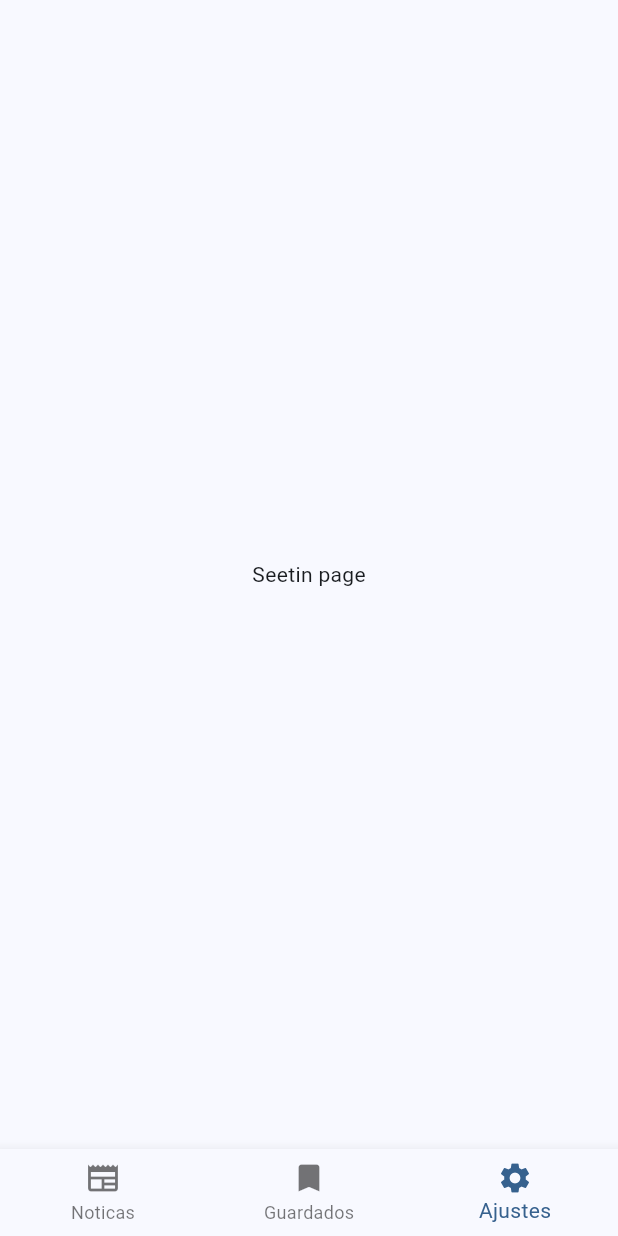
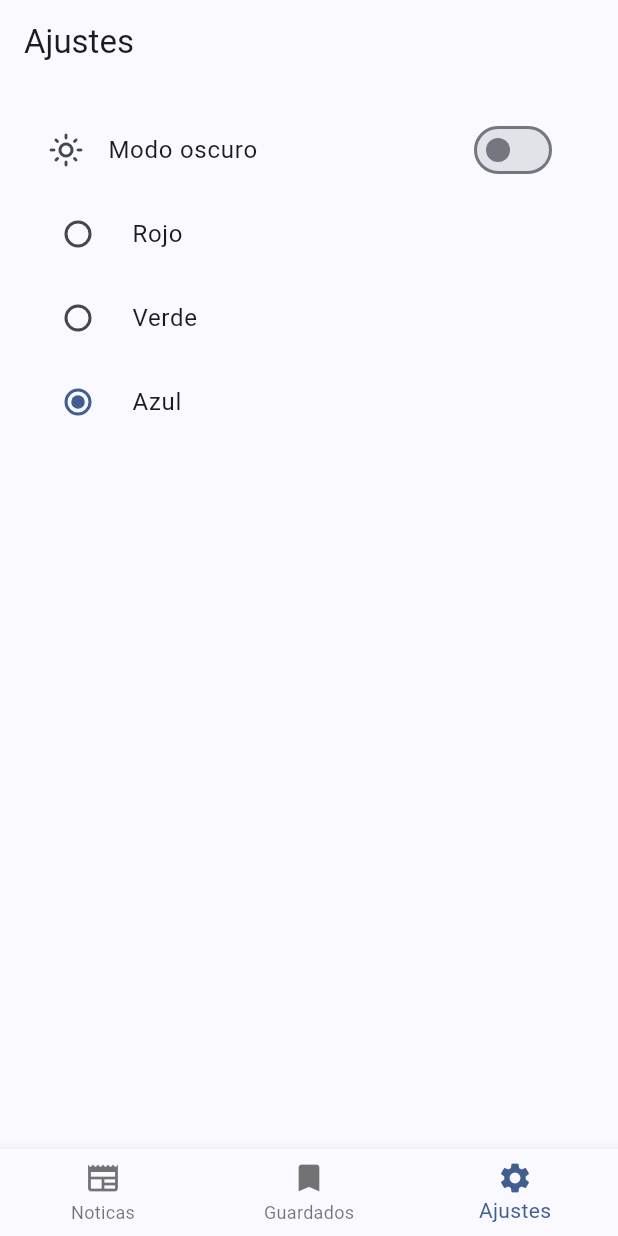
Before and after one commit to neryad/rd_loca_news, a Flutter app: the screen it shows after launch, item 3 of the bottom bar chosen, on a phone screen of 412 x 824 dp. Run offline on Flutter 3.47's test engine with Material 3 defaults, Android fonts, the phone set to English and light mode, and no system bars; drawn by our look-alikes of flutter_animate; our stand-ins replace dio, share_plus, shared_preferences, webview_flutter; network calls fail.

Commit message:
fix with thmes and shred prefrences

```diff
--- a/lib/main.dart
+++ b/lib/main.dart
@@ -1,18 +1,50 @@
 import 'package:flutter/material.dart';
 import 'package:rd_loca_news/homePage/page/home_page.dart';
+import 'package:rd_loca_news/shared/colors.dart';
+import 'package:rd_loca_news/shared/shared_preference.dart';
 
-void main() {
+//??7. Declaracion de prefers
+final prefs = SharedPreference();
+void main() async {
+  //??3. Agreara esto para asegurar que las intacias deWidgetsBinding  este inicializada
+  WidgetsFlutterBinding.ensureInitialized();
+  //??7. poner async y inicalizar prefers
+  await prefs.initPrefes();
   runApp(const MainApp());
 }
 
-class MainApp extends StatelessWidget {
+//??1. Convertir de stales a Stateful
+class MainApp extends StatefulWidget {
   const MainApp({super.key});
+
+  //??1. Funcion para setear de forma general el estado
+  static void stateSet(BuildContext context) {
+    _MainAppState? state = context.findAncestorStateOfType<_MainAppState>();
+    // ignore: invalid_use_of_protected_member
+    state?.setState(() {});
+  }
+
+  @override
+  State<MainApp> createState() => _MainAppState();
+}
+
+class _MainAppState extends State<MainApp> {
+  late Color _selectedColor;
+  @override
+  void initState() {
+    // TODO: implement initState
+    super.initState();
+    //_selectedColor = prefs.appColor;
+  }
 
   @override
   Widget build(BuildContext context) {
+    //??8. dejar preparada la validacion si es modo oscuro o claro
     return MaterialApp(
-      theme:
-          ThemeData(colorScheme: ColorScheme.fromSeed(seedColor: Colors.blue)),
+      theme: ThemeData(
+          colorScheme: ColorScheme.fromSeed(
+              seedColor: prefs.defaultColor,
+              brightness: prefs.darkMode ? Brightness.dark : Brightness.light)),
       home: HomePage(),
     );
   }
--- a/lib/settings/pages/setting_page.dart
+++ b/lib/settings/pages/setting_page.dart
@@ -1,13 +1,78 @@
 import 'package:flutter/material.dart';
+import 'package:rd_loca_news/main.dart';
+import 'package:rd_loca_news/shared/colors.dart';
+import 'package:rd_loca_news/shared/shared_preference.dart';
 
-class SettingPages extends StatelessWidget {
+//??9. Convertir esto a stateFull
+class SettingPages extends StatefulWidget {
   const SettingPages({super.key});
 
   @override
+  State<SettingPages> createState() => variables();
+}
+
+class variables extends State<SettingPages> {
+  //??10. Crear varibles para darke mode y preferecias
+
+  bool isDarkMode = false;
+  SharedPreference preference = SharedPreference();
+  //??13. Crear widhes y sus funcionalidades
+  late Color _selectedColor;
+
+  //??14. habcer override del init
+  @override
+  void initState() {
+    // TODO: implement initState
+    super.initState();
+    isDarkMode = preference.darkMode;
+    _selectedColor = preference.defaultColor; // Inicializar _selectedColor
+  }
+
+  static const List<String> colorNames = ['Rojo', 'Verde', 'Azul'];
+  @override
   Widget build(BuildContext context) {
-    return const Scaffold(
-      body: Center(
-        child: Text('Seetin page'),
+    return Scaffold(
+      appBar: AppBar(
+        title: const Text('Ajustes'),
+      ),
+      body: Padding(
+        padding: const EdgeInsets.all(16.0),
+        child: ListView(
+          children: [
+            SwitchListTile(
+              value: preference.darkMode,
+              title: const Text('Modo oscuro'),
+              onChanged: (value) {
+                setState(() {
+                  isDarkMode = !isDarkMode;
+                  preference.darkMode = isDarkMode;
+                  MainApp.stateSet(context);
+                });
+              },
+              secondary: Icon(isDarkMode
+                  ? Icons.dark_mode_outlined
+                  : Icons.light_mode_outlined),
+            ),
+            Column(
+              children: List<Widget>.generate(colors.length, (index) {
+                return RadioListTile<Color>(
+                  title: Text(colorNames[index]),
+                  value: colors[index],
+                  groupValue: _selectedColor,
+                  onChanged: (value) {
+                    if (value != null) {
+                      setState(() {
+                        _selectedColor = value;
+                        preference.defaultColor = _selectedColor;
+                        MainApp.stateSet(context);
+                      });
+                    }
+                  },
+                );
+              }),
+            )
+          ],
+        ),
       ),
     );
   }
--- /dev/null
+++ b/lib/shared/colors.dart
@@ -0,0 +1,7 @@
+import 'dart:ui';
+
+const List<Color> colors = [
+  Color.fromRGBO(210, 16, 52, 1), // Rojo
+  Color.fromRGBO(62, 142, 65, 1), // Verde
+  Color.fromRGBO(0, 45, 98, 1), // Azul
+];
--- a/lib/shared/shared_preference.dart
+++ b/lib/shared/shared_preference.dart
@@ -1,9 +1,27 @@
 import 'dart:convert';
+import 'dart:ui';
 
 import 'package:rd_loca_news/homePage/models/news_model.dart';
+import 'package:rd_loca_news/shared/colors.dart';
 import 'package:shared_preferences/shared_preferences.dart';
 
 class SharedPreference {
+  static final SharedPreference _instance = SharedPreference._internal();
+
+  factory SharedPreference() {
+    return _instance;
+  }
+
+  SharedPreference._internal();
+
+  //??4. Varible ge preferecias
+  late SharedPreferences _prefs;
+
+  //??5. funcion para la incializacion de la preferencias
+  Future<void> initPrefes() async {
+    _prefs = await SharedPreferences.getInstance();
+  }
+
   Future<void> saveFavorite(News article) async {
     SharedPreferences prefs = await SharedPreferences.getInstance();
 
@@ -38,4 +56,16 @@ class SharedPreference {
 
     await prefs.setStringList('favorite', favorites);
   }
+
+  //??6. Getters and setter para el dark mode
+  bool get darkMode {
+    return _prefs.getBool('isDarkMode') ?? false;
+  }
+
+  set darkMode(bool value) {
+    _prefs.setBool('isDarkMode', value);
+  }
+
+  //??14  setear el guardado de los colores.
+  Color defaultColor = const Color.fromRGBO(0, 45, 98, 1);
 }
```
Also changed, not shown: lib/homePage/widgets/news_card.dart (+34 -57 lines).
